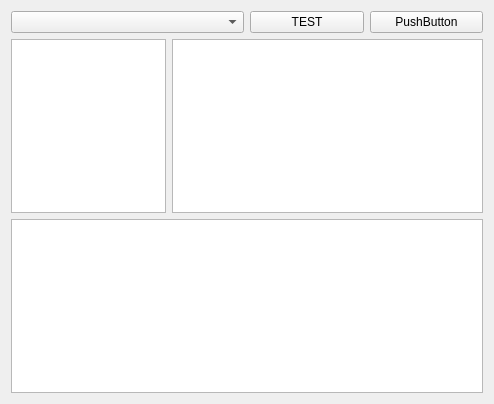
Qt form qt/form_test_model.ui (idergunoff/geovel_1.0) before a commit.
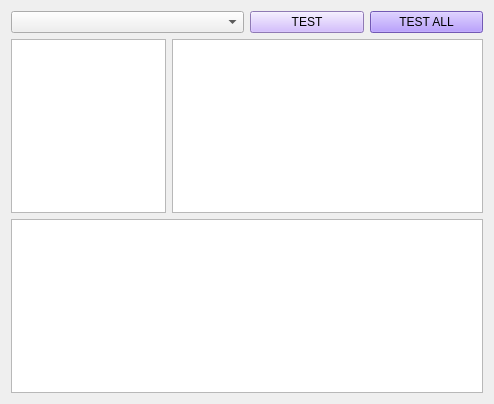
The same form after that commit.

Commit message: test model - mark rename, calc line by velocity model need fix error

```diff
--- a/qt/form_test_model.ui
+++ b/qt/form_test_model.ui
@@ -25,15 +25,21 @@
         <layout class="QGridLayout" name="gridLayout">
          <item row="0" column="0">
           <widget class="QPushButton" name="pushButton_test">
+           <property name="styleSheet">
+            <string notr="true">background-color: rgb(200, 171, 252);</string>
+           </property>
            <property name="text">
             <string>TEST</string>
            </property>
           </widget>
          </item>
          <item row="0" column="1">
-          <widget class="QPushButton" name="pushButton_2">
+          <widget class="QPushButton" name="pushButton_test_all">
+           <property name="styleSheet">
+            <string notr="true">background-color: rgb(160, 125, 252);</string>
+           </property>
            <property name="text">
-            <string>PushButton</string>
+            <string>TEST ALL</string>
            </property>
           </widget>
          </item>
```
The commit also changes 1 other file.
